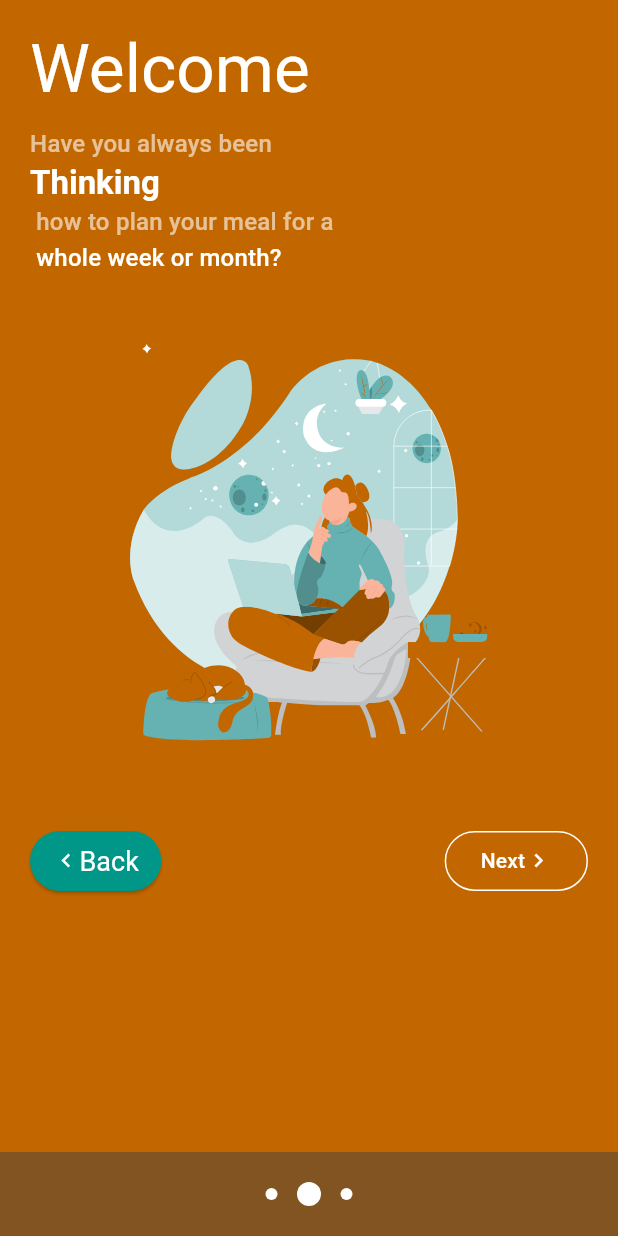
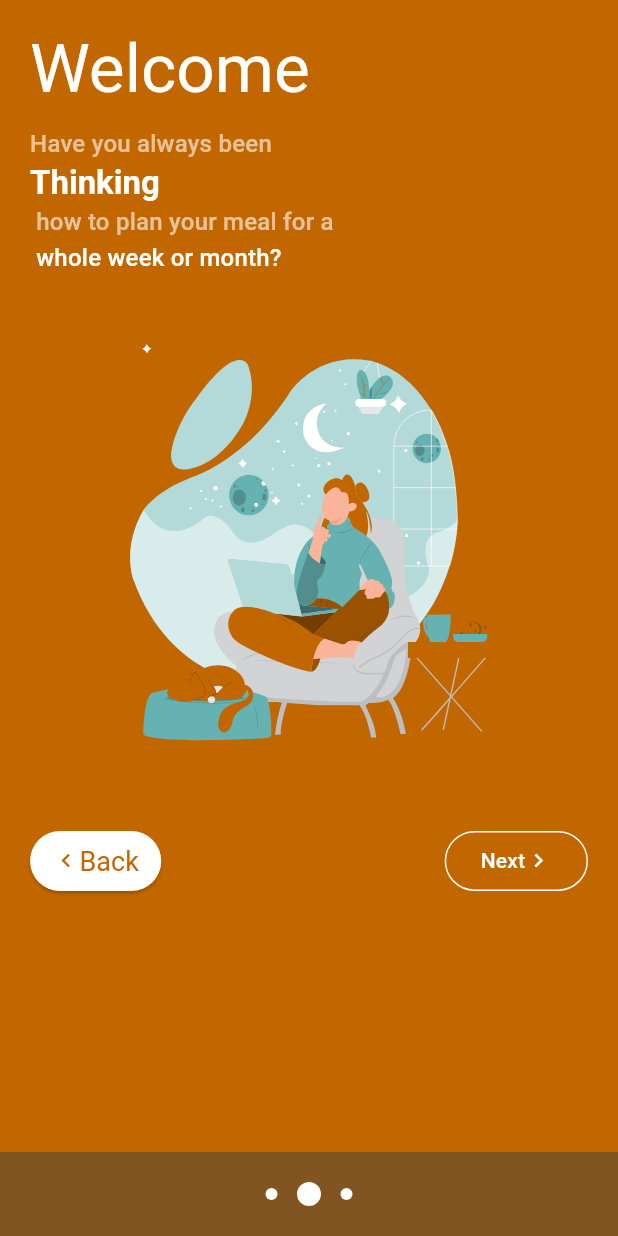
Before and after one commit to tjcode19/bettymeal, a Flutter app: the screen it shows after launch, after a tap on "Next", on a phone screen of 412 x 824 dp. Run offline on Flutter 3.47's test engine with Material 2 defaults, Android fonts, the phone set to English and light mode, and no system bars; our stand-ins replace badges, bloc, equatable, flutter_bloc, flutter_svg and 2 more; missing offline and left inert: dart:ffi; accounts and stored records are empty.

Commit message:
feat:cleanup of dashboard

```diff
--- /dev/null
+++ b/lib/cubit/user_cubit.dart
@@ -0,0 +1,31 @@
+import 'package:bettymeals/data/shared_preference.dart';
+import 'package:bettymeals/utils/enums.dart';
+import 'package:bloc/bloc.dart';
+import 'package:equatable/equatable.dart';
+
+part 'user_state.dart';
+
+class UserCubit extends Cubit<UserState> {
+  UserCubit()
+      : sharedPreference = SharedPreferenceApp(),
+        super(UserInitial());
+
+  final SharedPreferenceApp sharedPreference;
+
+  setUserDetails(name, gender) {
+    sharedPreference.setData(
+        sharedType: SpDataType.String, fieldName: 'name', fieldValue: name);
+    sharedPreference.setData(
+        sharedType: SpDataType.String, fieldName: 'gender', fieldValue: gender);
+
+    sharedPreference.setData(
+        sharedType: SpDataType.bool, fieldName: 'firstTimer', fieldValue: true);
+  }
+
+  getUserDetails(name, gender) async {
+    final name = await sharedPreference.getSharedPrefs(
+        sharedType: SpDataType.String, fieldName: 'name');
+
+    emit(GetUser(name));
+  }
+}
--- /dev/null
+++ b/lib/cubit/user_state.dart
@@ -0,0 +1,25 @@
+part of 'user_cubit.dart';
+
+abstract class UserState extends Equatable {
+  const UserState();
+
+  @override
+  List<Object> get props => [];
+}
+
+class UserInitial extends UserState {}
+
+class UserLoading extends UserState {}
+
+class UserSuccess extends UserState {}
+
+class GetUser extends UserState {
+ const GetUser(this.name);
+
+  final String name;
+
+  @override
+  List<Object> get props => [name];
+}
+
+class UserError extends UserState {}
--- a/lib/main.dart
+++ b/lib/main.dart
@@ -5,6 +5,7 @@ import 'package:flutter_bloc/flutter_bloc.dart';
 import 'cubit/category_cubit.dart';
 import 'cubit/food_cubit.dart';
 import 'cubit/timetable_cubit.dart';
+import 'cubit/user_cubit.dart';
 import 'data/database/app_database.dart';
 import 'routes.dart';
 
@@ -29,6 +30,9 @@ class MyApp extends StatelessWidget {
         ),
         BlocProvider(
           create: (context) => TimetableCubit(),
+        ),
+        BlocProvider(
+          create: (context) => UserCubit(),
         ),
       ],
       child: MaterialApp(
--- a/lib/ui/screens/daily_menu/index.dart
+++ b/lib/ui/screens/daily_menu/index.dart
@@ -1,6 +1,7 @@
 import 'dart:developer';
 import 'dart:ffi';
 
+import 'package:bettymeals/cubit/user_cubit.dart';
 import 'package:bettymeals/ui/widgets/food_card.dart';
 import 'package:bettymeals/ui/widgets/section_title.dart';
 import 'package:bettymeals/utils/colours.dart';
@@ -120,14 +121,23 @@ class _DailyMenuScreenState extends State<DailyMenuScreen> {
               children: [
                 Padding(
                   padding: EdgeInsets.only(left: CommonUtils.padding),
-                  child: RichText(
+                  child: BlocBuilder<UserCubit, UserState>(
+                    builder: (context, state) {
+                      String name = 'NA';
+
+                      if (state is GetUser) {
+                        name = state.name;
+                      }
+                      return RichText(
                         text: TextSpan(
-                      text: 'Hey, Betty \n',
+                          text: 'Hey, $name \n',
                           children: [
                             TextSpan(
                               text: 'Meal is ready!',
-                          style:
-                              Theme.of(context).textTheme.bodySmall!.copyWith(
+                              style: Theme.of(context)
+                                  .textTheme
+                                  .bodySmall!
+                                  .copyWith(
                                     color: AppColour(context)
                                         .onPrimaryColour
                                         .withOpacity(0.7),
@@ -137,8 +147,11 @@ class _DailyMenuScreenState extends State<DailyMenuScreen> {
                           style: Theme.of(context)
                               .textTheme
                               .titleLarge!
-                          .copyWith(color: AppColour(context).onPrimaryColour),
+                              .copyWith(
+                                  color: AppColour(context).onPrimaryColour),
                         ),
+                      );
+                    },
                   ),
                 )
               ],
--- a/lib/ui/screens/index.dart
+++ b/lib/ui/screens/index.dart
@@ -39,8 +39,8 @@ class _HomePageState extends State<HomePage> {
 
   @override
   void initState() {
+     context.read<TimetableCubit>().getTimetable();
     super.initState();
-
   }
 
   @override
@@ -63,9 +63,12 @@ class _HomePageState extends State<HomePage> {
           onTabTapped(0);
         },
         shape: const CircleBorder(),
-        child:  SvgPicture.asset('assets/icons/conf.svg',
-                  colorFilter: ColorFilter.mode(Colors.red, BlendMode.srcIn),
-                  semanticsLabel: 'A red up arrow'),
+        child: Padding(
+          padding: const EdgeInsets.all(8.0),
+          child: SvgPicture.asset('assets/icons/food-icon-w.svg',
+
+              semanticsLabel: 'A red up arrow'),
+        ),
         // Image(
         //   width: 24,
         //   height: 24,
--- a/lib/ui/screens/onboarding/step_one.dart
+++ b/lib/ui/screens/onboarding/step_one.dart
@@ -87,13 +87,22 @@ class StepOne extends StatelessWidget {
                   mainAxisAlignment: MainAxisAlignment.spaceBetween,
                   children: [
                     ElevatedButton(
+                      style: ElevatedButton.styleFrom(
+                          backgroundColor: Colors.white),
                       onPressed: () {
                         Navigator.pushNamed(context, Routes.getStarted);
                       },
                       child: Row(
-                        children: const [
-                          Icon(Icons.keyboard_arrow_left),
-                          Text('Skip'),
+                        children: [
+                          Icon(
+                            Icons.keyboard_arrow_left,
+                            color: AppColour(context).primaryColour,
+                          ),
+                          Text(
+                            'Skip',
+                            style: TextStyle(
+                                color: AppColour(context).primaryColour),
+                          ),
                         ],
                       ),
                     ),
--- a/lib/ui/screens/onboarding/step_three.dart
+++ b/lib/ui/screens/onboarding/step_three.dart
@@ -72,13 +72,20 @@ class StepThree extends StatelessWidget {
                   mainAxisAlignment: MainAxisAlignment.spaceBetween,
                   children: [
                     ElevatedButton(
+                      style: ElevatedButton.styleFrom(
+                          backgroundColor: Colors.white),
                       onPressed: () {
                         changePage(1);
                       },
                       child: Row(
-                        children: const [
-                          Icon(Icons.keyboard_arrow_left),
-                          Text('Back'),
+                        children: [
+                          Icon(Icons.keyboard_arrow_left,
+                              color: AppColour(context).primaryColour),
+                          Text(
+                            'Back',
+                            style: TextStyle(
+                                color: AppColour(context).primaryColour),
+                          )
                         ],
                       ),
                     ),
--- a/lib/ui/screens/onboarding/step_two.dart
+++ b/lib/ui/screens/onboarding/step_two.dart
@@ -73,13 +73,20 @@ class StepTwo extends StatelessWidget {
                   mainAxisAlignment: MainAxisAlignment.spaceBetween,
                   children: [
                     ElevatedButton(
+                      style: ElevatedButton.styleFrom(
+                          backgroundColor: Colors.white),
                       onPressed: () {
                         onChange(0);
                       },
                       child: Row(
-                        children: const [
-                          Icon(Icons.keyboard_arrow_left),
-                          Text('Back'),
+                        children: [
+                          Icon(Icons.keyboard_arrow_left,
+                              color: AppColour(context).secondaryColour),
+                          Text(
+                            'Back',
+                            style: TextStyle(
+                                color: AppColour(context).secondaryColour),
+                          ),
                         ],
                       ),
                     ),
--- a/lib/ui/widgets/food_item_sub.dart
+++ b/lib/ui/widgets/food_item_sub.dart
@@ -36,8 +36,8 @@ class FoodItemSub extends StatelessWidget {
             //       size: Size(sizeW, sizeW),
             //       color: AppColour(context).onSecondaryColour),
             // ),
-             SvgPicture.asset('assets/icons/meal.svg',
-                  semanticsLabel: 'A red up arrow'),
+            SvgPicture.asset('assets/icons/food-icon-w.svg',
+                width: sizeW, semanticsLabel: 'A red up arrow'),
             Text(timetable.foods[foodType].name,
                 style: Theme.of(context).textTheme.bodyMedium),
           ],
--- a/pubspec.yaml
+++ b/pubspec.yaml
@@ -72,6 +72,8 @@ flutter:
     - assets/icons/home.svg
     - assets/icons/conf.svg
     - assets/icons/think.svg
+    - assets/icons/food-icon.svg
+    - assets/icons/food-icon-w.svg
     - assets/images/bf.jpg
   #   - images/a_dot_ham.jpeg
 
```
Also changed, not shown: lib/ui/screens/get_started.dart (+30 -13 lines), lib/ui/splash_screen.dart (+4 -5 lines), lib/ui/widgets/food_card_head.dart (+3 -4 lines), assets/icons/food-icon-w.svg (added), assets/icons/food-icon.svg (added). Lines whose indentation alone changed are shown as unchanged.
